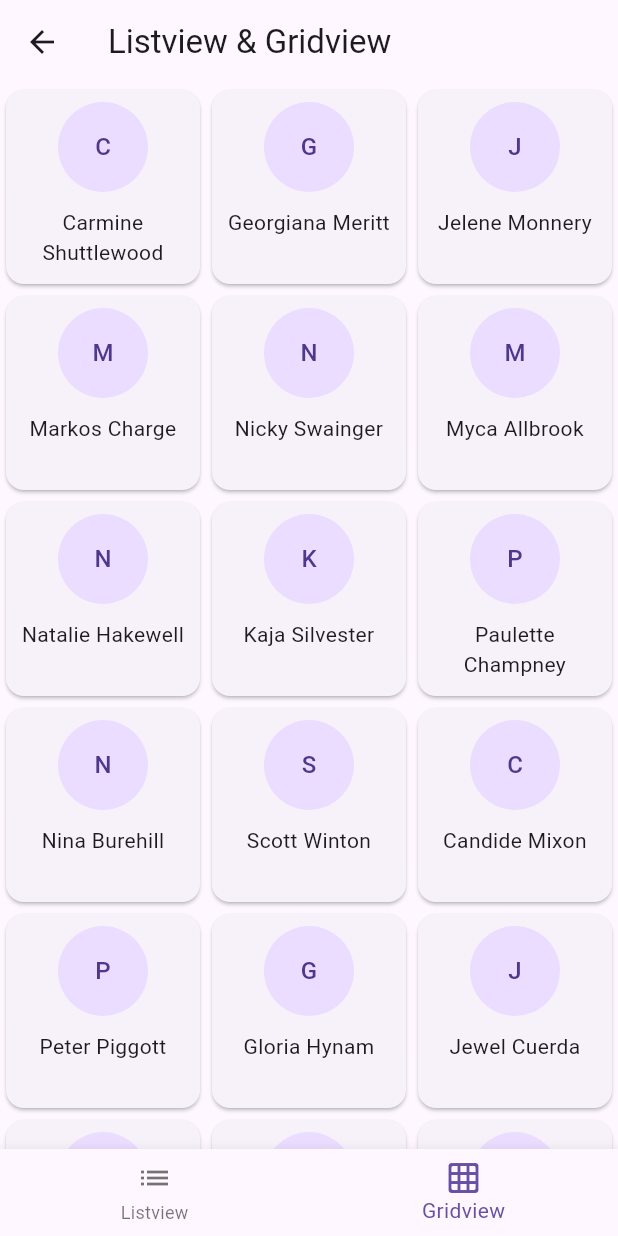
After one commit to lalan-desai-28/Flutter-Trainee-2025, a Flutter app: the ListviewAndGridviewTaskScreen screen opened directly, item 2 of the bottom bar chosen, on a phone screen of 412 x 824 dp. The commit adds this screen. Run offline on Flutter 3.47's test engine with Material 3 defaults, Android fonts, the light colour scheme and no system bars; our stand-ins replace file_picker.

Commit message:
All tasks of listview and gridview

```diff
--- /dev/null
+++ b/lib/screens/listview_and_gridview/listview_gridview_task_screen.dart
@@ -0,0 +1,174 @@
+import 'package:flutter/material.dart';
+
+class ListviewAndGridviewTaskScreen extends StatefulWidget {
+  const ListviewAndGridviewTaskScreen({super.key});
+
+  @override
+  State<ListviewAndGridviewTaskScreen> createState() =>
+      _ListviewAndGridviewTaskScreenState();
+}
+
+class _ListviewAndGridviewTaskScreenState
+    extends State<ListviewAndGridviewTaskScreen> {
+  int _bottomNavigationCurrentIndex = 0;
+
+  final List<String> _dummyUserList = [
+    "Carmine Shuttlewood",
+    "Georgiana Meritt",
+    "Jelene Monnery",
+    "Markos Charge",
+    "Nicky Swainger",
+    "Myca Allbrook",
+    "Natalie Hakewell",
+    "Kaja Silvester",
+    "Paulette Champney",
+    "Nina Burehill",
+    "Scott Winton",
+    "Candide Mixon",
+    "Peter Piggott",
+    "Gloria Hynam",
+    "Jewel Cuerda",
+    "Chucho Hughes",
+    "Hetty Addicott",
+    "Elroy Pentony",
+    "Brandice Newns",
+    "Kane Skitterel",
+    "Craggie Bogies",
+    "Nanon Axby",
+    "Courtnay Sphinxe",
+    "Veronike Sheran",
+    "Laina Rankine",
+    "Abie Sertin",
+    "Dorthea Krammer",
+    "Lucio Cauley",
+    "Idell Le Fleming",
+    "Deane Tulloch",
+    "Nert Pepper",
+    "Les Amis",
+    "Paloma Bexley",
+    "Donall Ozelton",
+    "Cesya Walkingshaw",
+    "Riordan Oates",
+    "Xymenes Morad",
+    "Darbie Doyley",
+    "Ewell Olenikov",
+    "Roley Hammarberg",
+    "Virgie Labrone",
+    "Sara Pittson",
+    "Britt Kirwin",
+    "Liza Fairholme",
+    "Fitz Thick",
+    "Elyse Harrold",
+    "Durward Barbe",
+    "Grenville Hibling",
+    "Audrie Cabrera",
+    "Kass Studdal",
+  ];
+
+  AppBar _buildHeader() {
+    return AppBar(title: Text("Listview & Gridview"));
+  }
+
+  Widget _buildBody() {
+    return RefreshIndicator(
+      onRefresh: () async {
+        await Future(
+          () => setState(() {
+            _dummyUserList.shuffle();
+          }),
+        );
+      },
+      child: switch (_bottomNavigationCurrentIndex) {
+        0 => _buildListviewScreen(),
+        1 => _buildGridviewScreen(),
+        _ => Placeholder(),
+      },
+    );
+  }
+
+  void showSnackBar(String name) {
+    final snackBar = SnackBar(
+      content: Text('Hey 👋, I am $name.'),
+      duration: Durations.short3,
+    );
+    ScaffoldMessenger.of(context).showSnackBar(snackBar);
+  }
+
+  Widget _buildListviewScreen() {
+    return ListView.builder(
+      addRepaintBoundaries: true,
+      itemExtent: 60,
+      cacheExtent: 100,
+      physics: PageScrollPhysics(),
+      itemCount: _dummyUserList.length,
+      itemBuilder: (context, index) {
+        final name = _dummyUserList[index];
+        return ListTile(
+          key: Key(name),
+          onTap: () => showSnackBar(name),
+          trailing: Icon(Icons.arrow_forward),
+          leading: Padding(
+            padding: const EdgeInsets.all(8.0),
+            child: CircleAvatar(radius: 30, child: Text(name[0])),
+          ),
+          title: Text(name),
+        );
+      },
+    );
+  }
+
+  Widget _buildGridviewScreen() {
+    return GridView.builder(
+      itemCount: _dummyUserList.length,
+      gridDelegate: SliverGridDelegateWithFixedCrossAxisCount(
+        crossAxisCount: 3,
+      ),
+      itemBuilder: (context, index) {
+        final name = _dummyUserList[index];
+        return GestureDetector(
+          onTap: () => showSnackBar(name),
+          child: Card(
+            key: Key(name),
+            child: Padding(
+              padding: const EdgeInsets.all(8.0),
+              child: Column(
+                children: [
+                  CircleAvatar(radius: 30, child: Text(name[0])),
+                  SizedBox(height: 10),
+                  Text(name, textAlign: TextAlign.center),
+                ],
+              ),
+            ),
+          ),
+        );
+      },
+    );
+  }
+
+  Widget _buildBottomNavigationBar() {
+    return BottomNavigationBar(
+      currentIndex: _bottomNavigationCurrentIndex,
+      onTap: (value) {
+        setState(() {
+          _bottomNavigationCurrentIndex = value;
+        });
+      },
+      items: [
+        BottomNavigationBarItem(icon: Icon(Icons.list), label: 'Listview'),
+        BottomNavigationBarItem(
+          icon: Icon(Icons.grid_on_rounded),
+          label: 'Gridview',
+        ),
+      ],
+    );
+  }
+
+  @override
+  Widget build(BuildContext context) {
+    return Scaffold(
+      appBar: _buildHeader(),
+      bottomNavigationBar: _buildBottomNavigationBar(),
+      body: _buildBody(),
+    );
+  }
+}
--- a/lib/screens/main_screen.dart
+++ b/lib/screens/main_screen.dart
@@ -2,6 +2,7 @@ import 'package:flutter/material.dart';
 import 'package:flutter_trainee_2025/screens/asset_images_and_fonts/asset_image_fonts_task_screen.dart';
 import 'package:flutter_trainee_2025/screens/cupertino/cupertino_task_screen.dart';
 import 'package:flutter_trainee_2025/screens/dialog_tabbar_navigationbar_custom_widgets/dialog_tabbar_navigationbar_csutom_widget_task_screen.dart';
+import 'package:flutter_trainee_2025/screens/listview_and_gridview/listview_gridview_task_screen.dart';
 import 'package:flutter_trainee_2025/screens/material_basic_and_layout_widgets/material_basic_layout_widgets_task_screen.dart';
 import 'package:flutter_trainee_2025/screens/textfields_and_forms/textfields_forms_task_screen.dart';
 import 'package:flutter_trainee_2025/widgets/task_button_widget.dart';
@@ -34,6 +35,10 @@ class MainScreen extends StatelessWidget {
               title: "TextFields & Forms",
               taskScreen: TextfieldsFormsTaskScreen(),
             ),
+            TaskButton(
+              title: "Listview & Gridview",
+              taskScreen: ListviewAndGridviewTaskScreen(),
+            ),
           ],
         ),
       ),
--- a/lib/screens/material_basic_and_layout_widgets/material_basic_layout_widgets_task_screen.dart
+++ b/lib/screens/material_basic_and_layout_widgets/material_basic_layout_widgets_task_screen.dart
@@ -22,7 +22,6 @@ class _MaterialBasicLayoutWidgetsTaskScreenState
     return Scaffold(
       backgroundColor: backgroundColor,
       drawer: Drawer(
-        child: Drawer(
         child: ListView(
           children: [
             DrawerHeader(
@@ -74,14 +73,11 @@ class _MaterialBasicLayoutWidgetsTaskScreenState
               title: const Text('Snackbar'),
               onTap: () {
                 Navigator.pop(context);
-                  const snackBar = SnackBar(
-                    content: Text('Wow! A snackbar!!!'),
-                  );
+                const snackBar = SnackBar(content: Text('Wow! A snackbar!!!'));
                 ScaffoldMessenger.of(context).showSnackBar(snackBar);
               },
             ),
           ],
-          ),
         ),
       ),
       appBar: AppBar(
```
Also changed, not shown: 2 other files. Lines whose indentation alone changed are shown as unchanged.
